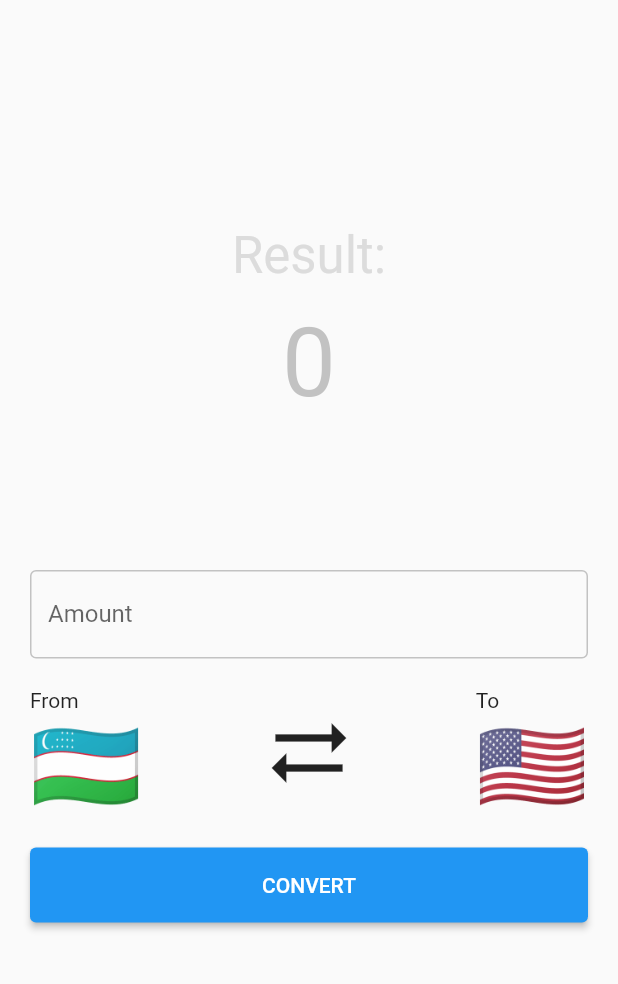
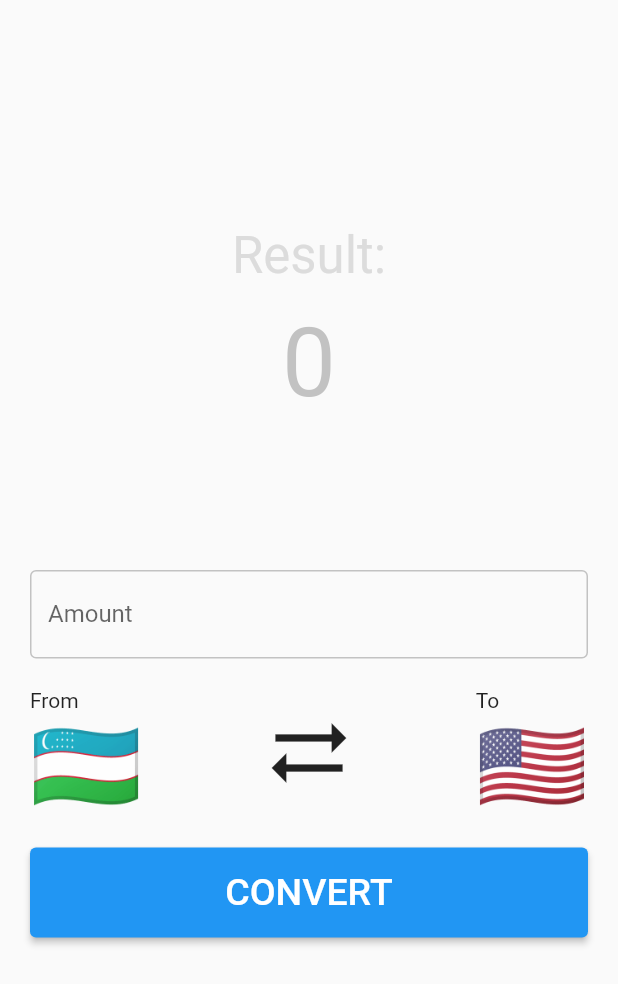
Before and after one commit to ogabek0909/simple_currency_converter, a Flutter app: the screen it shows after launch, on a phone screen of 412 x 824 dp. Shown: the top 984 px of the screen. Run offline on Flutter 3.47's test engine with Material 2 defaults, Android fonts, the phone set to English and light mode, and no system bars.

Commit message:
Button size

```diff
--- a/lib/main.dart
+++ b/lib/main.dart
@@ -103,9 +103,12 @@ class _MyAppState extends State<MyApp> {
               padding: const EdgeInsets.symmetric(horizontal: 20),
               child: ElevatedButton(
                   onPressed: func,
-                  child: Text('CONVERT'),
+                  child: Text(
+                    'CONVERT',
+                    style: TextStyle(fontSize: 25),
+                  ),
                   style: ElevatedButton.styleFrom(
-                      minimumSize: Size.fromHeight(50))),
+                      minimumSize: Size.fromHeight(60))),
             )
           ],
         ),
```
